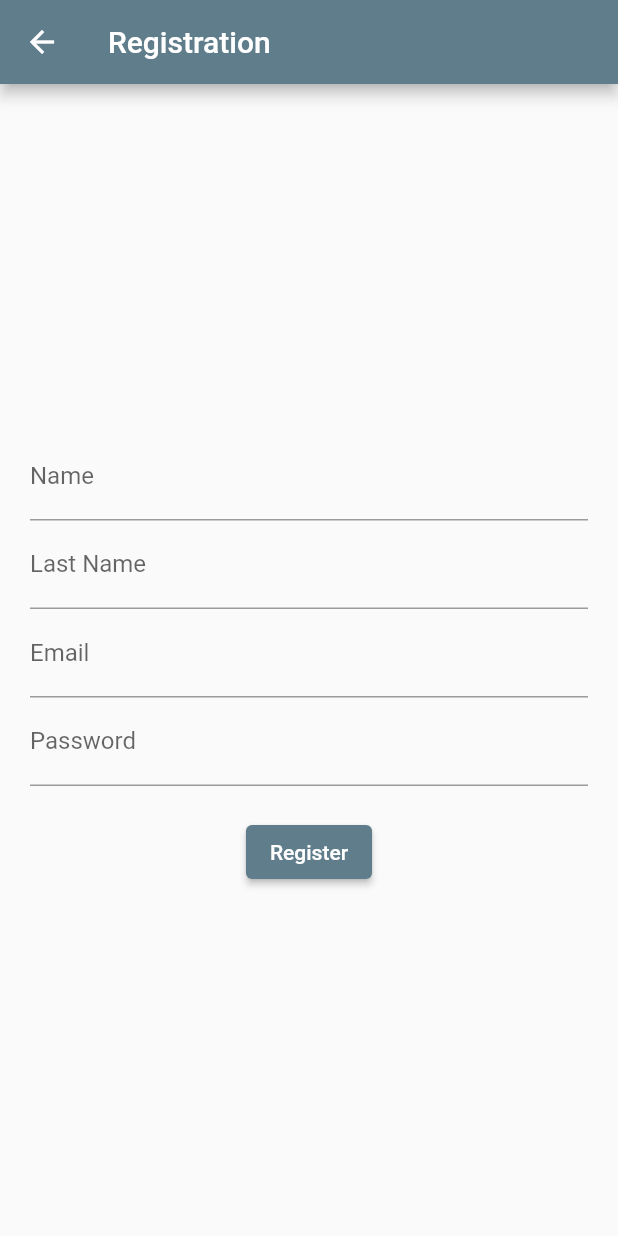
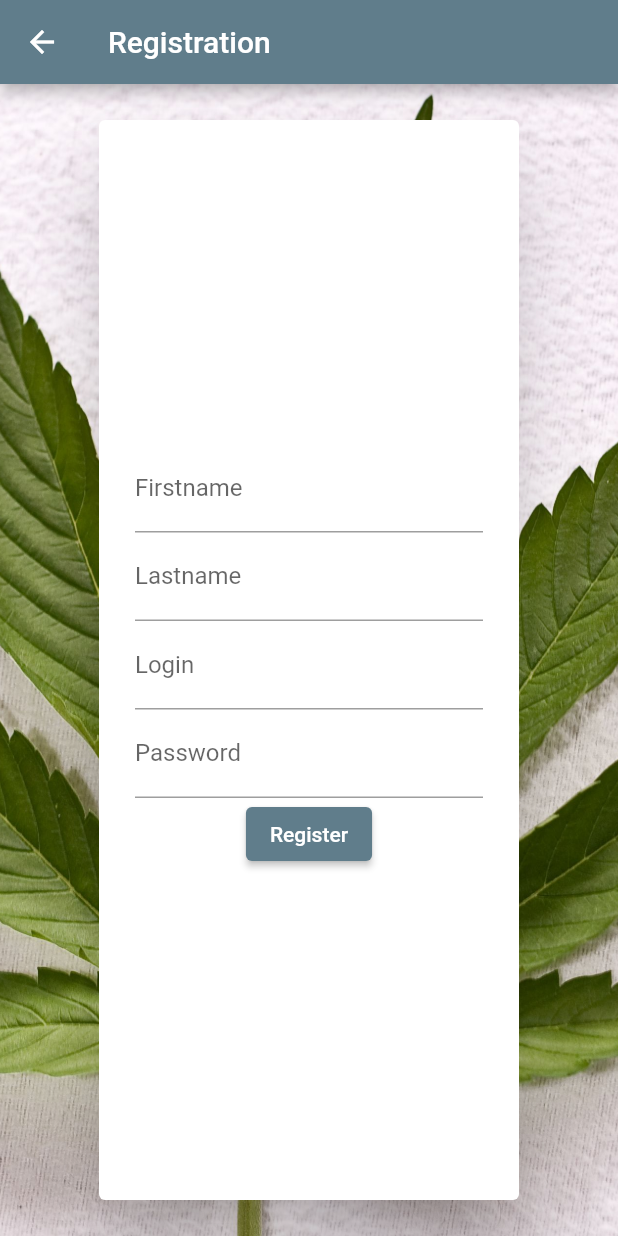
Before and after one commit to serwus701/Plantity, a Flutter app: the RegistrationPage screen opened directly, on a phone screen of 412 x 824 dp. Run offline on Flutter 3.47's test engine with Material 2 defaults, Android fonts, the phone set to English and light mode, and no system bars.

Commit message:
login and registration works fine

```diff
--- a/Front/lib/screens/registration_screen.dart
+++ b/Front/lib/screens/registration_screen.dart
@@ -1,13 +1,17 @@
+import 'dart:convert';
+import 'dart:math';
+
 import 'package:flutter/material.dart';
+import 'package:http/http.dart' as http;
 
 class RegistrationPage extends StatefulWidget {
   @override
-  _RegistrationPageState createState() => _RegistrationPageState();
+  _RegisterPageState createState() => _RegisterPageState();
 }
 
-class _RegistrationPageState extends State<RegistrationPage> {
+class _RegisterPageState extends State<RegistrationPage> {
   final _formKey = GlobalKey<FormState>();
-  late String _name, _lastName, _email, _password;
+  late String _login, _password, _firstname, _lastname;
 
   @override
   Widget build(BuildContext context) {
@@ -15,50 +19,88 @@ class _RegistrationPageState extends State<RegistrationPage> {
       appBar: AppBar(
         title: Text("Registration"),
       ),
-      body: Form(
+      body: Container(
+        decoration: const BoxDecoration(
+            image: DecorationImage(
+          image: AssetImage('assets/roslinka.jpg'),
+          fit: BoxFit.cover,
+        )),
+        child: AlertDialog(
+          content: Form(
             key: _formKey,
-        child: Padding(
-          padding: EdgeInsets.all(20),
             child: Column(
               mainAxisAlignment: MainAxisAlignment.center,
               children: <Widget>[
                 TextFormField(
-                decoration: InputDecoration(labelText: 'Name'),
-                validator: (input) => input!.isEmpty ? 'Name is required' : null,
-                onSaved: (input) => _name = input!,
+                  validator: (input) {
+                    if (input!.isEmpty) {
+                      return 'Please enter your Firstname';
+                    }
+                    return null;
+                  },
+                  onChanged: (input) => _firstname = input,
+                  decoration: InputDecoration(labelText: 'Firstname'),
                 ),
                 TextFormField(
-                decoration: InputDecoration(labelText: 'Last Name'),
-                validator: (input) => input!.isEmpty ? 'Last Name is required' : null,
-                onSaved: (input) => _lastName = input!,
+                  validator: (input) {
+                    if (input!.isEmpty) {
+                      return 'Please enter your Lastname';
+                    }
+                    return null;
+                  },
+                  onChanged: (input) => _lastname = input,
+                  decoration: InputDecoration(labelText: 'Lastname'),
                 ),
                 TextFormField(
-                decoration: InputDecoration(labelText: 'Email'),
-                validator: (input) => !input!.contains('@') ? 'Please enter a valid email' : null,
-                onSaved: (input) => _email = input!,
+                  validator: (input) {
+                    if (input!.isEmpty) {
+                      return 'Please enter Login';
+                    }
+                    return null;
+                  },
+                  onChanged: (input) => _login = input,
+                  decoration: InputDecoration(labelText: 'Login'),
                 ),
                 TextFormField(
+                  validator: (input) {
+                    if (input!.isEmpty) {
+                      return 'Please enter a your password';
+                    }
+                    return null;
+                  },
+                  onChanged: (input) => _password = input,
                   decoration: InputDecoration(labelText: 'Password'),
-                validator: (input) => input!.length < 6 ? 'Password must be at least 6 characters' : null,
-                onSaved: (input) => _password = input!,
                   obscureText: true,
                 ),
-              SizedBox(height: 20),
                 ElevatedButton(
-                onPressed: _submit,
+                  onPressed: () {
+                    _submit(_login, _password, _firstname, _lastname);
+                  },
                   child: Text('Register'),
                 ),
               ],
             ),
           ),
         ),
+      ),
     );
   }
 
-  void _submit() {
-    if (_formKey.currentState!.validate()) {
-      _formKey.currentState!.save();
-      // Perform registration
+  void _submit(
+      String login, String password, String firstname, String lastname) async {
+    print(login + password);
+    var url = 'http://10.0.2.2:5000//register';
+    var response = await http.post(
+      Uri.parse(url),
+      body: jsonEncode({
+        'username': _login,
+        'password': password,
+        'firstname': firstname,
+        'lastname': lastname
+      }),
+    );
+
+    var data = json.decode(response.body);
+    print(data["approval"]);
   }
 }
-}
```
Also changed, not shown: Front/lib/screens/encyclopedia.dart (+24 -0 lines), Front/lib/screens/login_screen.dart (+76 -17 lines). Lines whose indentation alone changed are shown as unchanged.
